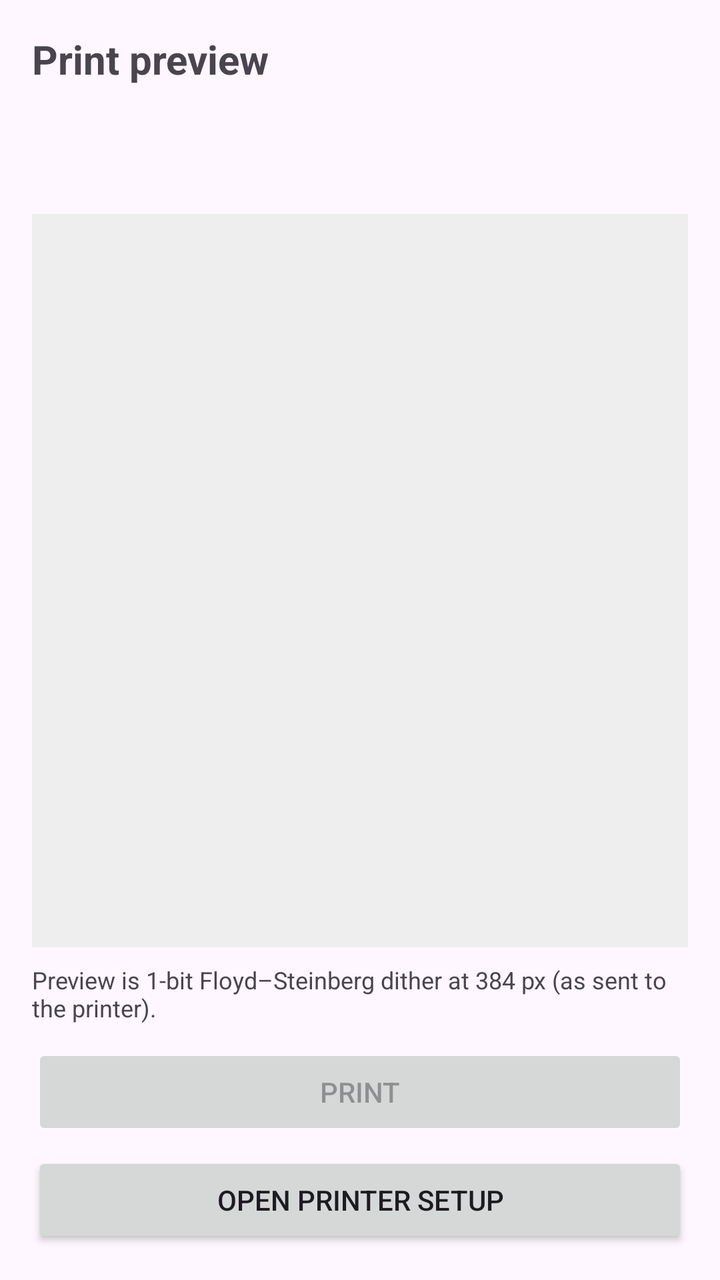
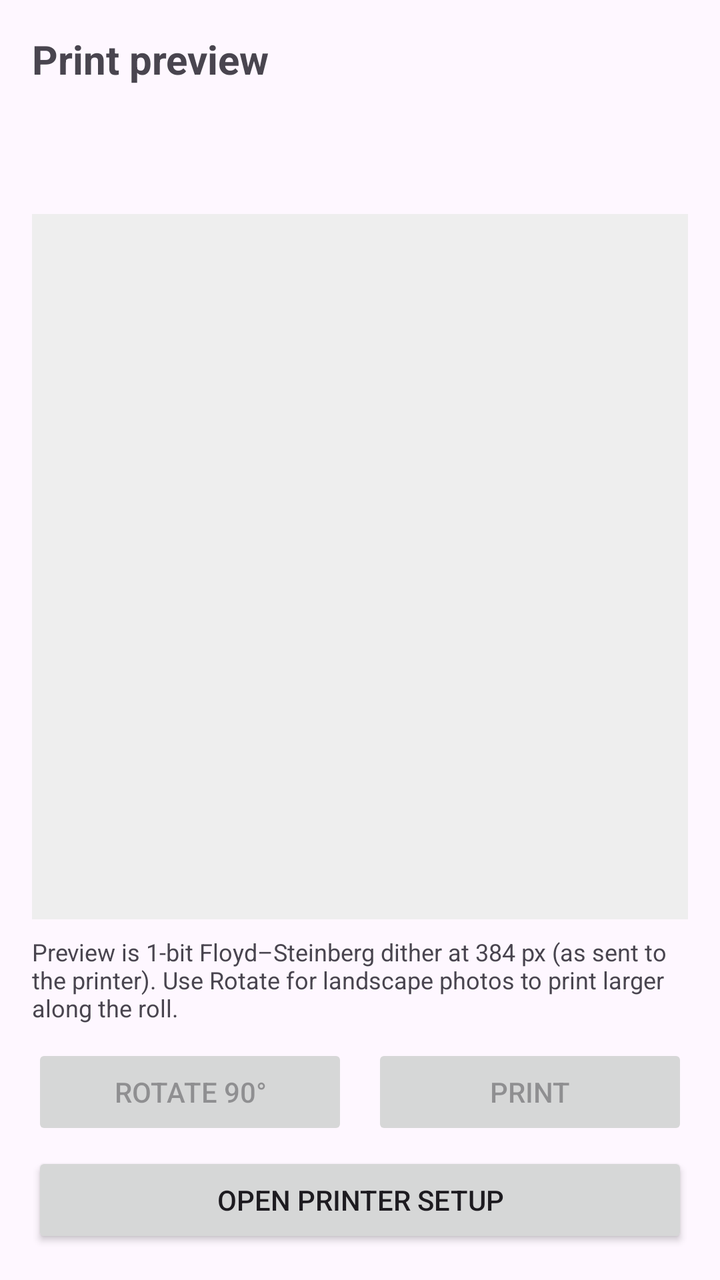

Compare the two renders of this Android layout. The source of the first and the diff that turns it into the second are given below.
<!-- AndroidManifest.xml: activity theme Theme.TronicPocketPrinter -->
<!-- res/layout/activity_share_receive.xml -->
<?xml version="1.0" encoding="utf-8"?>
<LinearLayout xmlns:android="http://schemas.android.com/apk/res/android"
    android:layout_width="match_parent"
    android:layout_height="match_parent"
    android:orientation="vertical"
    android:padding="16dp">

    <TextView
        android:id="@+id/shareTitleText"
        android:layout_width="match_parent"
        android:layout_height="wrap_content"
        android:text="@string/share_title"
        android:textSize="20sp"
        android:textStyle="bold" />

    <TextView
        android:id="@+id/sharePrinterText"
        android:layout_width="match_parent"
        android:layout_height="wrap_content"
        android:layout_marginTop="8dp"
        android:textSize="14sp" />

    <TextView
        android:id="@+id/shareStatusText"
        android:layout_width="match_parent"
        android:layout_height="wrap_content"
        android:layout_marginTop="6dp"
        android:textSize="14sp" />

    <FrameLayout
        android:layout_width="match_parent"
        android:layout_height="0dp"
        android:layout_marginTop="12dp"
        android:layout_weight="1"
        android:background="#EEEEEE"
        android:padding="8dp">

        <ScrollView
            android:layout_width="match_parent"
            android:layout_height="match_parent"
            android:fillViewport="true">

            <HorizontalScrollView
                android:layout_width="match_parent"
                android:layout_height="wrap_content"
                android:fillViewport="true">

                <ImageView
                    android:id="@+id/sharePreviewImage"
                    android:layout_width="wrap_content"
                    android:layout_height="wrap_content"
                    android:layout_gravity="center_horizontal"
                    android:adjustViewBounds="true"
                    android:contentDescription="@string/share_preview_cd"
                    android:scaleType="fitStart" />
            </HorizontalScrollView>
        </ScrollView>
    </FrameLayout>

    <TextView
        android:id="@+id/shareHintText"
        android:layout_width="match_parent"
        android:layout_height="wrap_content"
        android:layout_marginTop="8dp"
        android:text="@string/share_hint"
        android:textSize="12sp" />

    <Button
        android:id="@+id/sharePrintButton"
        android:layout_width="match_parent"
        android:layout_height="wrap_content"
        android:layout_marginTop="10dp"
        android:enabled="false"
        android:text="@string/share_print" />

    <Button
        android:id="@+id/shareOpenSetupButton"
        android:layout_width="match_parent"
        android:layout_height="wrap_content"
        android:layout_marginTop="6dp"
        android:text="@string/share_open_setup" />
</LinearLayout>
<!-- resources referenced by this layout -->
<resources>
  <string name="share_hint">Preview is 1-bit Floyd–Steinberg dither at 384 px (as sent to the printer).</string>
  <string name="share_open_setup">Open printer setup</string>
  <string name="share_preview_cd">Print preview at 384 px width</string>
  <string name="share_print">Print</string>
  <string name="share_title">Print preview</string>
  <style name="Theme.TronicPocketPrinter" parent="Theme.Material3.DayNight.NoActionBar">
          <item name="android:statusBarColor" tools:targetApi="l">@android:color/transparent</item>
      </style>
</resources>

<!-- the commit's change to res/layout/activity_share_receive.xml (unified diff, before → after) -->
@@ -65,13 +65,30 @@
         android:text="@string/share_hint"
         android:textSize="12sp" />
 
-    <Button
-        android:id="@+id/sharePrintButton"
+    <LinearLayout
         android:layout_width="match_parent"
         android:layout_height="wrap_content"
         android:layout_marginTop="10dp"
-        android:enabled="false"
-        android:text="@string/share_print" />
+        android:orientation="horizontal">
+
+        <Button
+            android:id="@+id/shareRotateButton"
+            android:layout_width="0dp"
+            android:layout_height="wrap_content"
+            android:layout_marginEnd="6dp"
+            android:layout_weight="1"
+            android:enabled="false"
+            android:text="@string/share_rotate" />
+
+        <Button
+            android:id="@+id/sharePrintButton"
+            android:layout_width="0dp"
+            android:layout_height="wrap_content"
+            android:layout_marginStart="6dp"
+            android:layout_weight="1"
+            android:enabled="false"
+            android:text="@string/share_print" />
+    </LinearLayout>
 
     <Button
         android:id="@+id/shareOpenSetupButton"
<!-- resource entries referenced after the edit -->
@@ -1,9 +1,10 @@
 <!-- resources referenced by this layout -->
 <resources>
-  <string name="share_hint">Preview is 1-bit Floyd–Steinberg dither at 384 px (as sent to the printer).</string>
+  <string name="share_hint">Preview is 1-bit Floyd–Steinberg dither at 384 px (as sent to the printer). Use Rotate for landscape photos to print larger along the roll.</string>
   <string name="share_open_setup">Open printer setup</string>
   <string name="share_preview_cd">Print preview at 384 px width</string>
   <string name="share_print">Print</string>
+  <string name="share_rotate">Rotate 90°</string>
   <string name="share_title">Print preview</string>
   <style name="Theme.TronicPocketPrinter" parent="Theme.Material3.DayNight.NoActionBar">
           <item name="android:statusBarColor" tools:targetApi="l">@android:color/transparent</item>
